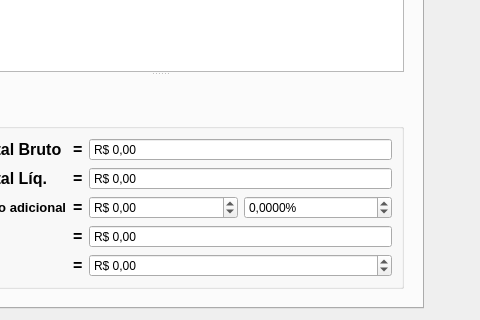
darktorres/ERP-STACCATO, file ui/venda.ui: the form before one commit; both pictures show x 636 to 1116 and y 370 to 690 of the 1374 by 690 pixel window.
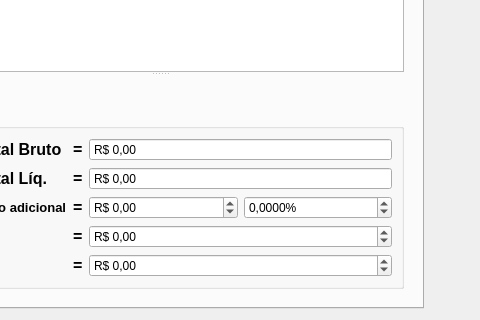
The form after the commit. Custom widgets are drawn as their Qt base class.

```diff
--- a/ui/venda.ui
+++ b/ui/venda.ui
@@ -481,12 +481,6 @@
           </layout>
          </widget>
          <widget class="QFrame" name="framePagamentos">
-          <property name="sizePolicy">
-           <sizepolicy hsizetype="Minimum" vsizetype="Preferred">
-            <horstretch>0</horstretch>
-            <verstretch>0</verstretch>
-           </sizepolicy>
-          </property>
           <property name="frameShape">
            <enum>QFrame::NoFrame</enum>
           </property>
@@ -792,12 +786,6 @@
                 <property name="frame">
                  <bool>true</bool>
                 </property>
-                <property name="readOnly">
-                 <bool>true</bool>
-                </property>
-                <property name="buttonSymbols">
-                 <enum>QAbstractSpinBox::NoButtons</enum>
-                </property>
                 <property name="correctionMode">
                  <enum>QAbstractSpinBox::CorrectToNearestValue</enum>
                 </property>
```
Left out of the diff: 6 changed lines with no effect on the pictures.
